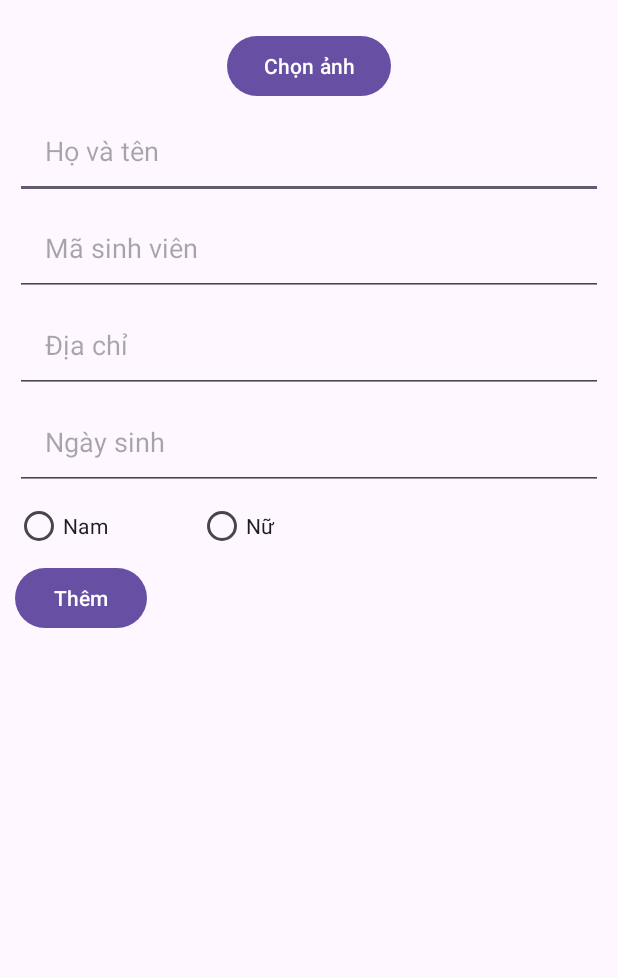
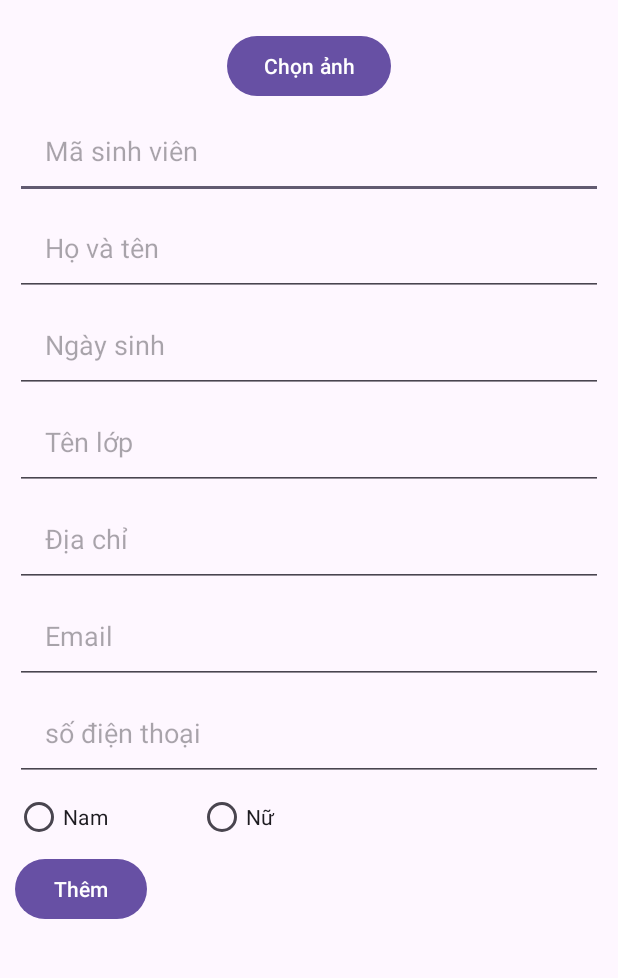
Before and after one commit to MinhKhiet2003/Student_Physics, an Android app: the Edit screen opened directly, with no data from a screen before it, after a tap on "Add Student", on a phone screen of 412 x 824 dp, the part 195-1173 px from its top. Run offline under Robolectric (Android 15) with nearby library versions, the phone set to English and light mode, and no system bars.

Commit message:
update add profile

```diff
--- a/app/src/main/java/com/example/baitaplonquanlysinhvienhnue/Edit.java
+++ b/app/src/main/java/com/example/baitaplonquanlysinhvienhnue/Edit.java
@@ -57,14 +57,14 @@ public class Edit extends AppCompatActivity {
 
     private List<User> getListUser() {
         List<User> list = new ArrayList<>();
-        list.add(new User(R.drawable.male, "Ta Minh Khiet","715105120", "Ninh Binh, Viet Nam", "01/01/2003", true));
-        list.add(new User(R.drawable.male, "Nguyen Thanh Huy","715105120", "Quang Ninh, Viet Nam", "01/01/2003", true));
-        list.add(new User(R.drawable.male, "Nguyen Duc Hung","715105120", "Ha Noi, Viet Nam", "01/01/2003", true));
-        list.add(new User(R.drawable.female, "Tran Thao My","715105120", "Hai Phong, Viet Nam", "01/01/2003", false));
-        list.add(new User(R.drawable.female, "Pham Ngoc Hoa","715105120", "Phu Tho, Viet Nam", "01/01/2003", false));
-        list.add(new User(R.drawable.male, "Pham Minh Phuong","715105120", "Ninh Binh, Viet Nam", "01/01/2003", true));
-        list.add(new User(R.drawable.male, "Nguyen Van Hao Lan","715105120", "Hai Phong, Viet Nam", "01/01/2003", true));
-        list.add(new User(R.drawable.male, "Do Quang Huy","715105120", "Hai Phong, Viet Nam", "01/01/2003", true));
+        list.add(new User(R.drawable.male, "Ta Minh Khiet","715105120", "Ninh Binh, Viet Nam", "01/01/2003", true,"K71E2", "stu715105120@hnue.edu.vn", "109853221"));
+        list.add(new User(R.drawable.male, "Nguyen Thanh Huy","715105120", "Quang Ninh, Viet Nam", "01/01/2003", true, "K71E2","stu715105120@hnue.edu.vn", "109853221"));
+        list.add(new User(R.drawable.male, "Nguyen Duc Hung","715105120", "Ha Noi, Viet Nam", "01/01/2003", true, "K71E2","stu715105120@hnue.edu.vn", "109853221"));
+        list.add(new User(R.drawable.female, "Tran Thao My","715105120", "Hai Phong, Viet Nam", "01/01/2003", false, "K71E2","stu715105120@hnue.edu.vn", "109853221"));
+        list.add(new User(R.drawable.female, "Pham Ngoc Hoa","715105120", "Phu Tho, Viet Nam", "01/01/2003", false, "K71E2","stu715105120@hnue.edu.vn", "109853221"));
+        list.add(new User(R.drawable.male, "Pham Minh Phuong","715105120", "Ninh Binh, Viet Nam", "01/01/2003", true, "K71E2","stu715105120@hnue.edu.vn", "109853221"));
+        list.add(new User(R.drawable.male, "Nguyen Van Hao Lan","715105120", "Hai Phong, Viet Nam", "01/01/2003", true,"K71E2","stu715105120@hnue.edu.vn", "109853221"));
+        list.add(new User(R.drawable.male, "Do Quang Huy","715105120", "Hai Phong, Viet Nam", "01/01/2003", true,"K71E2","stu715105120@hnue.edu.vn", "109853221"));
 
         return list;
     }
--- a/app/src/main/java/com/example/baitaplonquanlysinhvienhnue/User.java
+++ b/app/src/main/java/com/example/baitaplonquanlysinhvienhnue/User.java
@@ -13,19 +13,29 @@ public class User implements Serializable {
 
     private String dateOfBirth;
     private Boolean gioiTinh;
+    private String email;
+    private String className;
+    private String phoneNumber;
 
-    public User(int resourceID, String name, String msv, String adress, String dateOfBirth, Boolean gioiTinh) {
+    public User(int resourceID, String name, String msv, String adress, String dateOfBirth, Boolean gioiTinh,String className, String email, String phoneNumber) {
         this.resourceID = resourceID;
         this.name = name;
         this.msv = msv;
         this.address = adress;
         this.dateOfBirth= dateOfBirth;
         this.gioiTinh = gioiTinh;
+        this.className = className;
+        this.email = email;
+        this.phoneNumber = phoneNumber;
     }
 
 
     public int getResourceID() {
         return resourceID;
+    }
+
+    public void setResourceID(int resourceID) {
+        this.resourceID = resourceID;
     }
 
     public String getName() {
@@ -40,7 +50,7 @@ public class User implements Serializable {
         return msv;
     }
 
-    public void setMsv(String adress) {
+    public void setMsv(String msv) {
         this.msv = msv;
     }
 
@@ -48,15 +58,15 @@ public class User implements Serializable {
         return address;
     }
 
-    public void setAddress(String adress) {
-        this.address = adress;
+    public void setAddress(String address) {
+        this.address = address;
     }
 
     public String getDateOfBirth() {
         return dateOfBirth;
     }
 
-    public void setDateOfBirth(String adress) {
+    public void setDateOfBirth(String dateOfBirth) {
         this.dateOfBirth = dateOfBirth;
     }
 
@@ -68,5 +78,27 @@ public class User implements Serializable {
         this.gioiTinh = gioiTinh;
     }
 
+    public String getEmail() {
+        return email;
+    }
 
+    public void setEmail(String email) {
+        this.email = email;
+    }
+
+    public String getClassName() {
+        return className;
+    }
+
+    public void setClassName(String className) {
+        this.className = className;
+    }
+
+    public String getPhoneNumber() {
+        return phoneNumber;
+    }
+
+    public void setPhoneNumber(String phoneNumber) {
+        this.phoneNumber = phoneNumber;
+    }
 }
--- a/app/src/main/java/com/example/baitaplonquanlysinhvienhnue/activity_profile_User.java
+++ b/app/src/main/java/com/example/baitaplonquanlysinhvienhnue/activity_profile_User.java
@@ -21,6 +21,9 @@ public class activity_profile_User extends AppCompatActivity {
         TextView tvGioiTinh = findViewById(R.id.tvGender);
         TextView tvAddress = findViewById(R.id.tvAddress);
         ImageView imgAvt = findViewById(R.id.profileImage);
+        TextView tvEmail = findViewById(R.id.tvEmail);
+        TextView tvClassName = findViewById(R.id.tvClassName);
+        TextView tvPhoneNumber = findViewById(R.id.tvPhoneNumber);
         TextView tvDateOfBirth = findViewById(R.id.tvDateOfBirth);
         if (user.getGioiTinh() == true){
             tvGioiTinh.setText("Giới tính: Nam");
@@ -29,6 +32,9 @@ public class activity_profile_User extends AppCompatActivity {
             tvGioiTinh.setText("Giới tính: Nữ");
             imgAvt.setImageResource(R.drawable.female);
         }
+        tvClassName.setText("Lớp: " + user.getClassName());
+        tvEmail.setText("Email: " + user.getEmail());
+        tvPhoneNumber.setText("Số diện thoại: " + user.getPhoneNumber());
         tvMSV.setText(user.getMsv());
         tvNameUser.setText(user.getName());
         tvAddress.setText("Địa chỉ: " + user.getAddress());
--- a/app/src/main/res/layout/activity_add_user2.xml
+++ b/app/src/main/res/layout/activity_add_user2.xml
@@ -24,6 +24,13 @@
             android:layout_gravity="center"/>
 
         <EditText
+            android:id="@+id/etMsv"
+            android:layout_width="match_parent"
+            android:layout_height="wrap_content"
+            android:hint="Mã sinh viên"
+            android:padding="20dp"/>
+
+        <EditText
             android:id="@+id/etName"
             android:layout_width="match_parent"
             android:layout_height="wrap_content"
@@ -31,11 +38,20 @@
             android:padding="20dp"/>
 
         <EditText
-            android:id="@+id/etMsv"
+            android:id="@+id/etDateOfBirth"
             android:layout_width="match_parent"
             android:layout_height="wrap_content"
-            android:hint="Mã sinh viên"
-            android:padding="20dp"/>
+            android:hint="Ngày sinh"
+            android:padding="20dp"
+            />
+
+        <EditText
+            android:id="@+id/etClassName"
+            android:layout_width="match_parent"
+            android:layout_height="wrap_content"
+            android:hint="Tên lớp"
+            android:padding="20dp"
+            />
 
         <EditText
             android:id="@+id/etAddress"
@@ -45,12 +61,18 @@
             android:padding="20dp"/>
 
         <EditText
-            android:id="@+id/etDateOfBirth"
+            android:id="@+id/etEmail"
             android:layout_width="match_parent"
             android:layout_height="wrap_content"
-            android:hint="Ngày sinh"
-            android:padding="20dp"
-            />
+            android:hint="Email"
+            android:padding="20dp"/>
+
+        <EditText
+            android:id="@+id/etPhoneNumber"
+            android:layout_width="match_parent"
+            android:layout_height="wrap_content"
+            android:hint="số điện thoại"
+            android:padding="20dp"/>
 
         <RadioGroup
             android:id="@+id/rgGender"
```
Also changed, not shown: app/src/main/java/com/example/baitaplonquanlysinhvienhnue/EditUserProfileActivity.java (+25 -8 lines), app/src/main/java/com/example/baitaplonquanlysinhvienhnue/activity_AddUser.java (+20 -4 lines), app/src/main/res/layout/activity_profile_user.xml (+37 -1 lines).
